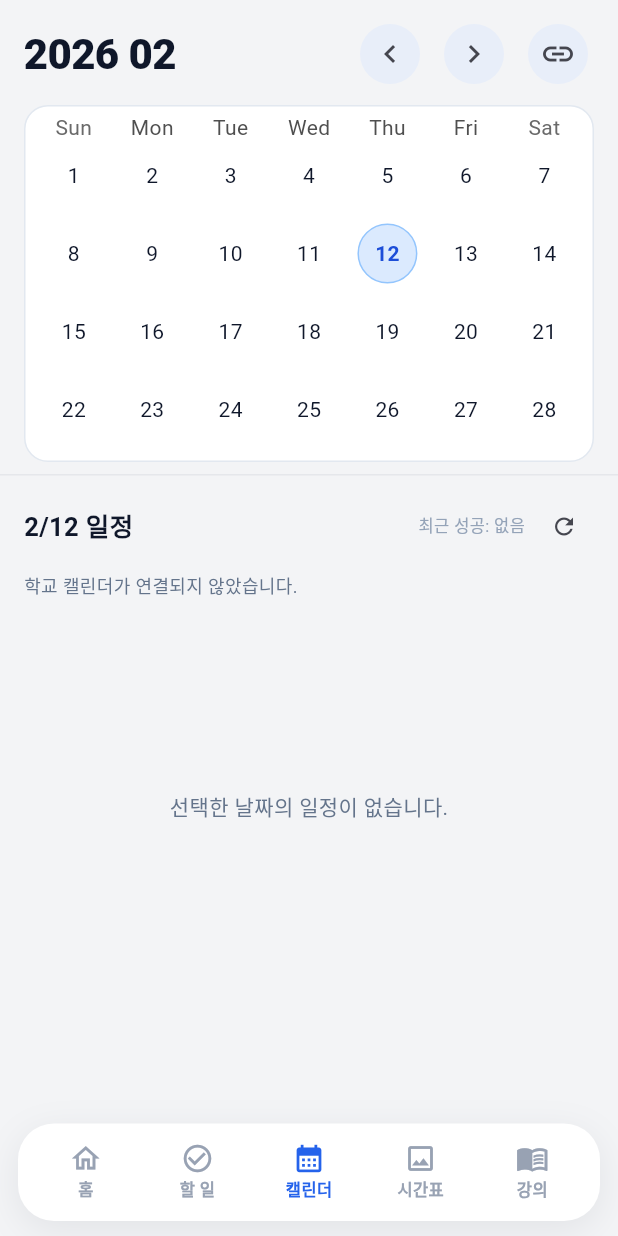
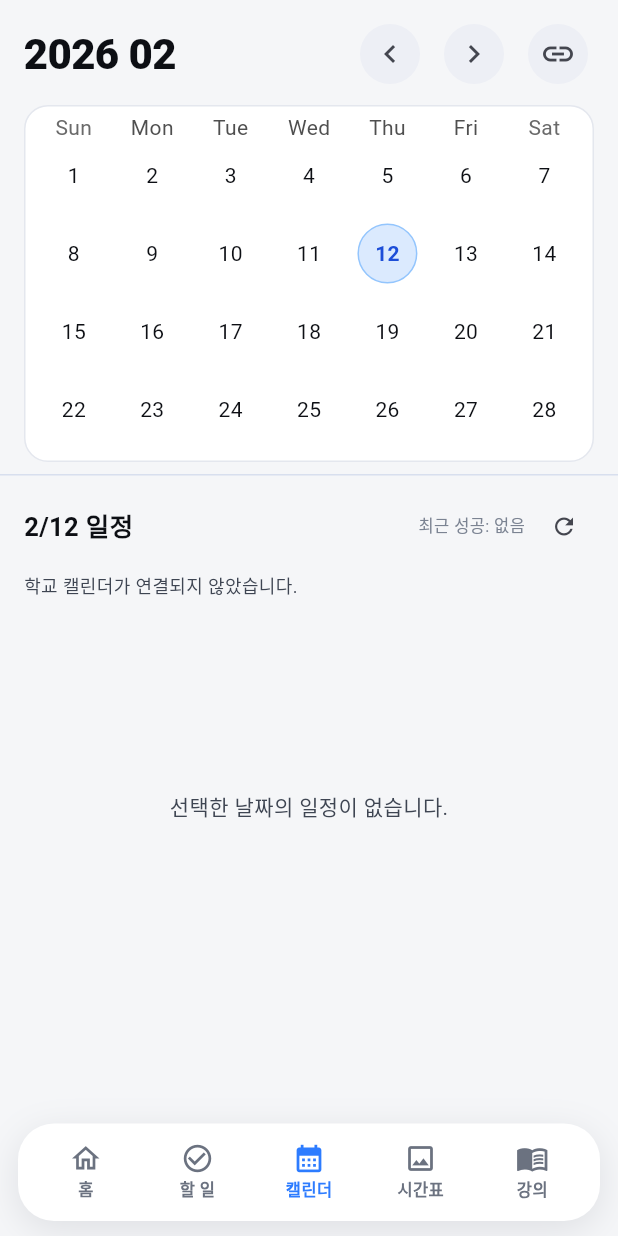
Before and after one commit to minwoo-khu/Campusmate, a Flutter app: the screen it shows after launch, item 2 of the bottom bar chosen, after a tap on "캘린더", on a phone screen of 412 x 824 dp. Run offline on Flutter 3.47's test engine with Material 3 defaults, Android fonts, the light colour scheme and no system bars; drawn by our look-alikes of table_calendar; our stand-ins replace file_picker, flutter_local_notifications, flutter_timezone, hive, hive_flutter, shared_preferences and 1 more; missing offline and left inert: cryptography, home_widget, pdfx; accounts and stored records are empty.

Commit message:
feat: refine theme controls and home quick actions layout

```diff
--- a/apps/mobile/lib/app/campusmate_logo.dart
+++ b/apps/mobile/lib/app/campusmate_logo.dart
@@ -1,6 +1,4 @@
 import 'package:flutter/material.dart';
-
-import 'theme.dart';
 
 class CampusMateLogo extends StatelessWidget {
   final double size;
@@ -9,36 +7,50 @@ class CampusMateLogo extends StatelessWidget {
 
   @override
   Widget build(BuildContext context) {
-    final cm = context.cmColors;
+    final bgBlue = const Color(0xFF2D7CFF);
+    final capBlack = const Color(0xFF101216);
+    final tassel = const Color(0xFFFFB532);
 
     return Container(
       width: size,
       height: size,
       decoration: BoxDecoration(
         borderRadius: BorderRadius.circular(size * 0.28),
-        gradient: LinearGradient(
-          begin: Alignment.topLeft,
-          end: Alignment.bottomRight,
-          colors: [cm.navActive, cm.priorityLow],
-        ),
+        color: bgBlue,
         boxShadow: [
           BoxShadow(
-            color: cm.navActive.withAlpha(71),
-            blurRadius: 10,
-            offset: const Offset(0, 4),
+            color: bgBlue.withAlpha(80),
+            blurRadius: size * 0.3,
+            offset: Offset(0, size * 0.1),
           ),
         ],
       ),
-      child: Center(
-        child: Text(
-          'CM',
-          style: TextStyle(
-            color: Colors.white,
-            fontSize: size * 0.34,
-            fontWeight: FontWeight.w800,
-            letterSpacing: -0.4,
+      child: Stack(
+        alignment: Alignment.center,
+        children: [
+          Icon(Icons.school_rounded, size: size * 0.62, color: capBlack),
+          Positioned(
+            left: size * 0.68,
+            top: size * 0.42,
+            child: Container(
+              width: size * 0.08,
+              height: size * 0.24,
+              decoration: BoxDecoration(
+                color: tassel,
+                borderRadius: BorderRadius.circular(size * 0.04),
+              ),
+            ),
           ),
-        ),
+          Positioned(
+            left: size * 0.655,
+            top: size * 0.66,
+            child: Container(
+              width: size * 0.13,
+              height: size * 0.13,
+              decoration: BoxDecoration(color: tassel, shape: BoxShape.circle),
+            ),
+          ),
+        ],
       ),
     );
   }
--- a/apps/mobile/lib/app/home_screen.dart
+++ b/apps/mobile/lib/app/home_screen.dart
@@ -228,29 +228,42 @@ class HomeScreen extends StatelessWidget {
                           ),
                         ),
                         const SizedBox(height: 10),
-                        Wrap(
-                          spacing: 8,
-                          runSpacing: 8,
+                        Row(
                           children: [
-                            _QuickActionButton(
+                            Expanded(
+                              child: _QuickActionButton(
                                 icon: Icons.check_circle_outline,
                                 label: _t(context, '할 일', 'Todo'),
                                 onTap: () => onNavigateToTab(1),
                               ),
-                            _QuickActionButton(
+                            ),
+                            const SizedBox(width: 8),
+                            Expanded(
+                              child: _QuickActionButton(
                                 icon: Icons.calendar_month_outlined,
                                 label: _t(context, '캘린더', 'Calendar'),
                                 onTap: () => onNavigateToTab(2),
                               ),
-                            _QuickActionButton(
+                            ),
+                          ],
+                        ),
+                        const SizedBox(height: 8),
+                        Row(
+                          children: [
+                            Expanded(
+                              child: _QuickActionButton(
                                 icon: Icons.image_outlined,
                                 label: _t(context, '시간표', 'Timetable'),
                                 onTap: () => onNavigateToTab(3),
                               ),
-                            _QuickActionButton(
+                            ),
+                            const SizedBox(width: 8),
+                            Expanded(
+                              child: _QuickActionButton(
                                 icon: Icons.menu_book_outlined,
                                 label: _t(context, '강의', 'Courses'),
                                 onTap: () => onNavigateToTab(4),
+                              ),
                             ),
                           ],
                         ),
--- a/apps/mobile/lib/app/root_shell.dart
+++ b/apps/mobile/lib/app/root_shell.dart
@@ -22,6 +22,7 @@ class RootShell extends StatefulWidget {
 class _RootShellState extends State<RootShell> {
   static const _prefKeyStartTab = 'start_tab_index';
   static const _prefKeyStartTabMigratedV2 = 'start_tab_home_migrated_v2';
+  static const _prefKeyStartTabExplicit = 'start_tab_explicit_v1';
 
   static const _homeTab = 0;
   static const _todoTab = 1;
@@ -30,6 +31,7 @@ class _RootShellState extends State<RootShell> {
   static const _coursesTab = 4;
 
   int _currentIndex = _homeTab;
+  int _startTabIndex = _homeTab;
   bool _loaded = false;
 
   final ValueNotifier<String?> _todoLink = AppLink.todoToOpen;
@@ -71,6 +73,7 @@ class _RootShellState extends State<RootShell> {
 
     var saved = prefs.getInt(_prefKeyStartTab);
     final migrated = prefs.getBool(_prefKeyStartTabMigratedV2) ?? false;
+    final explicit = prefs.getBool(_prefKeyStartTabExplicit) ?? false;
 
     if (!migrated) {
       if (saved != null) {
@@ -82,27 +85,40 @@ class _RootShellState extends State<RootShell> {
       await prefs.setBool(_prefKeyStartTabMigratedV2, true);
     }
 
+    // If user has not explicitly chosen a start tab yet, default to Home.
+    if (!explicit) {
+      saved = _homeTab;
+      await prefs.setInt(_prefKeyStartTab, _homeTab);
+    }
+
     setState(() {
-      _currentIndex = (saved ?? _homeTab).clamp(_homeTab, _coursesTab);
+      _startTabIndex = (saved ?? _homeTab).clamp(_homeTab, _coursesTab);
+      _currentIndex = _startTabIndex;
       _loaded = true;
     });
   }
 
-  Future<void> _setStartTab(int index) async {
+  Future<void> _setStartTab(int index, {bool markExplicit = true}) async {
     final prefs = await SharedPreferences.getInstance();
     await prefs.setInt(_prefKeyStartTab, index);
+    if (markExplicit) {
+      await prefs.setBool(_prefKeyStartTabExplicit, true);
+    }
   }
 
   Future<void> _openSettings() async {
     final selected = await Navigator.of(context).push<int>(
       MaterialPageRoute(
-        builder: (_) => SettingsScreen(currentStartTab: _currentIndex),
+        builder: (_) => SettingsScreen(currentStartTab: _startTabIndex),
       ),
     );
 
     if (selected != null) {
       await _setStartTab(selected);
-      setState(() => _currentIndex = selected.clamp(_homeTab, _coursesTab));
+      setState(() {
+        _startTabIndex = selected.clamp(_homeTab, _coursesTab);
+        _currentIndex = _startTabIndex;
+      });
     }
   }
 
--- a/apps/mobile/lib/app/theme.dart
+++ b/apps/mobile/lib/app/theme.dart
@@ -110,88 +110,88 @@ class CampusMateColors extends ThemeExtension<CampusMateColors> {
 
   // Light palette
   static const light = CampusMateColors(
-    scaffoldBg: Color(0xFFF3F4F6),
+    scaffoldBg: Color(0xFFF5F6F8),
     cardBg: Colors.white,
-    cardBorder: Color(0xFFE2E8F0),
+    cardBorder: Color(0xFFE4E7EE),
     navBarBg: Colors.white,
-    navBarShadow: Color(0x140F172A),
-    navActive: Color(0xFF2563EB),
-    navInactive: Color(0xFF98A2B3),
-    textPrimary: Color(0xFF0F172A),
-    textSecondary: Color(0xFF334155),
-    textTertiary: Color(0xFF64748B),
-    textHint: Color(0xFF94A3B8),
-    inputBg: Color(0xFFEAECEF),
-    sectionHeader: Color(0xFF334155),
+    navBarShadow: Color(0x1A0F172A),
+    navActive: Color(0xFF2D7CFF),
+    navInactive: Color(0xFF6B7280),
+    textPrimary: Color(0xFF0D0F14),
+    textSecondary: Color(0xFF171A21),
+    textTertiary: Color(0xFF3E4552),
+    textHint: Color(0xFF7B8392),
+    inputBg: Color(0xFFF1F3F8),
+    sectionHeader: Color(0xFF111318),
     tileBg: Colors.white,
-    tileCompletedBg: Color(0xFFF1F5F9),
-    tileBorder: Color(0xFFE2E8F0),
-    tileHighlightBorder: Color(0xFFBFDBFE),
-    checkActive: Color(0xFF60A5FA),
-    checkInactive: Color(0xFFCBD5E1),
+    tileCompletedBg: Color(0xFFF6F7FA),
+    tileBorder: Color(0xFFE4E7EE),
+    tileHighlightBorder: Color(0xFF2D7CFF),
+    checkActive: Color(0xFF2D7CFF),
+    checkInactive: Color(0xFFAFB8C9),
     todoEventBg: Colors.white,
-    todoEventBorder: Color(0xFFE2E8F0),
-    icsEventBg: Color(0xFFF5F3FF),
-    icsEventBorder: Color(0xFFDDD6FE),
-    priorityHigh: Color(0xFFEF4444),
-    priorityMedium: Color(0xFFF59E0B),
-    priorityLow: Color(0xFF3B82F6),
+    todoEventBorder: Color(0xFFE4E7EE),
+    icsEventBg: Color(0xFFF3F5FA),
+    icsEventBorder: Color(0xFFE0E6F2),
+    priorityHigh: Color(0xFFDF3D3D),
+    priorityMedium: Color(0xFFE8A81E),
+    priorityLow: Color(0xFF2D7CFF),
     chipBg: Colors.white,
-    chipBorder: Color(0xFFE5E7EB),
-    iconButtonBg: Color(0xFFE8EEF9),
-    deleteBg: Color(0xFFEF4444),
-    gridBorder: Color(0xFFE5E7EB),
-    pdfBadgeBg: Color(0xFFF3E8FF),
-    pdfBadgeText: Color(0xFF7E22CE),
-    memoBadgeBg: Color(0xFFFFEDD5),
-    memoBadgeText: Color(0xFFEA580C),
-    tipBannerBg: Color(0xFFDEE8F8),
-    tipBannerBorder: Color(0xFFBFDBFE),
-    tipBannerTitle: Color(0xFF1D4ED8),
-    tipBannerBody: Color(0xFF2563EB),
+    chipBorder: Color(0xFFD8DFEE),
+    iconButtonBg: Color(0xFFEDEFF5),
+    deleteBg: Color(0xFFD83A3A),
+    gridBorder: Color(0xFFDEE3ED),
+    pdfBadgeBg: Color(0xFFF0F3FA),
+    pdfBadgeText: Color(0xFF2D7CFF),
+    memoBadgeBg: Color(0xFFF1F4FA),
+    memoBadgeText: Color(0xFF0D0F14),
+    tipBannerBg: Color(0xFFEFF2F9),
+    tipBannerBorder: Color(0xFFD9E1F3),
+    tipBannerTitle: Color(0xFF1F5FC7),
+    tipBannerBody: Color(0xFF0D0F14),
   );
 
   // Dark palette
   static const dark = CampusMateColors(
-    scaffoldBg: Color(0xFF0F1117),
-    cardBg: Color(0xFF1A1D27),
-    cardBorder: Color(0xFF2D3348),
-    navBarBg: Color(0xFF1A1D27),
-    navBarShadow: Color(0x40000000),
-    navActive: Color(0xFF60A5FA),
-    navInactive: Color(0xFF6B7280),
-    textPrimary: Color(0xFFE2E8F0),
-    textSecondary: Color(0xFFCBD5E1),
-    textTertiary: Color(0xFF94A3B8),
-    textHint: Color(0xFF64748B),
-    inputBg: Color(0xFF252836),
-    sectionHeader: Color(0xFFCBD5E1),
-    tileBg: Color(0xFF1A1D27),
-    tileCompletedBg: Color(0xFF151722),
-    tileBorder: Color(0xFF2D3348),
-    tileHighlightBorder: Color(0xFF1E40AF),
-    checkActive: Color(0xFF60A5FA),
-    checkInactive: Color(0xFF475569),
-    todoEventBg: Color(0xFF1A1D27),
-    todoEventBorder: Color(0xFF2D3348),
-    icsEventBg: Color(0xFF1E1B2E),
-    icsEventBorder: Color(0xFF3B2F6B),
-    priorityHigh: Color(0xFFF87171),
-    priorityMedium: Color(0xFFFBBF24),
-    priorityLow: Color(0xFF60A5FA),
-    chipBg: Color(0xFF252836),
-    chipBorder: Color(0xFF374151),
-    iconButtonBg: Color(0xFF252836),
-    deleteBg: Color(0xFFDC2626),
-    gridBorder: Color(0xFF2D3348),
-    pdfBadgeBg: Color(0xFF2E1065),
-    pdfBadgeText: Color(0xFFC084FC),
-    memoBadgeBg: Color(0xFF431407),
-    memoBadgeText: Color(0xFFFB923C),
-    tipBannerBg: Color(0xFF172554),
-    tipBannerBorder: Color(0xFF1E40AF),
-    tipBannerTitle: Color(0xFF93C5FD),
-    tipBannerBody: Color(0xFF60A5FA),
+    scaffoldBg: Color(0xFF090B10),
+    cardBg: Color(0xFF11141B),
+    cardBorder: Color(0xFF1F2633),
+    navBarBg: Color(0xFF11141B),
+    navBarShadow: Color(0x60000000),
+    navActive: Color(0xFF2D7CFF),
+    navInactive: Color(0xFF647085),
+    textPrimary: Color(0xFFEFF3FF),
+    textSecondary: Color(0xFFD8E1F5),
+    textTertiary: Color(0xFFA5B4CF),
+    textHint: Color(0xFF7584A1),
+    inputBg: Color(0xFF171A21),
+    sectionHeader: Color(0xFFDCE6FF),
+    tileBg: Color(0xFF11141B),
+    tileCompletedBg: Color(0xFF0D1118),
+    tileBorder: Color(0xFF1F2633),
+    tileHighlightBorder: Color(0xFF2D7CFF),
+    checkActive: Color(0xFF2D7CFF),
+    checkInactive: Color(0xFF4A566D),
+    todoEventBg: Color(0xFF11141B),
+    todoEventBorder: Color(0xFF1F2633),
+    icsEventBg: Color(0xFF171D28),
+    icsEventBorder: Color(0xFF2A3447),
+    priorityHigh: Color(0xFFF56B6B),
+    priorityMedium: Color(0xFFFBC65D),
+    priorityLow: Color(0xFF5F9BFF),
+    chipBg: Color(0xFF171D28),
+    chipBorder: Color(0xFF2A3447),
+    iconButtonBg: Color(0xFF171D28),
+    deleteBg: Color(0xFFE04A4A),
+    gridBorder: Color(0xFF273043),
+    pdfBadgeBg: Color(0xFF1E2430),
+    pdfBadgeText: Color(0xFF8AB4FF),
+    memoBadgeBg: Color(0xFF202734),
+    memoBadgeText: Color(0xFFE7ECF8),
+    tipBannerBg: Color(0xFF1A2233),
+    tipBannerBorder: Color(0xFF2A3447),
+    tipBannerTitle: Color(0xFF9BC0FF),
+    tipBannerBody: Color(0xFFE6EEFF),
   );
 
   @override
@@ -258,7 +258,7 @@ extension CampusMateThemeX on BuildContext {
 class CampusMateTheme {
   CampusMateTheme._();
 
-  static const _seed = Color(0xFF2563EB);
+  static const _seed = Color(0xFF2D7CFF);
 
   static ThemeData light() {
     final base = ThemeData(
```
Also changed, not shown: apps/mobile/lib/app/settings_screen.dart (+57 -3 lines), apps/mobile/lib/features/courses/course_add_screen.dart (+8 -0 lines), apps/mobile/lib/features/todo/todo_screen.dart (+54 -7 lines). Lines whose indentation alone changed are shown as unchanged.
